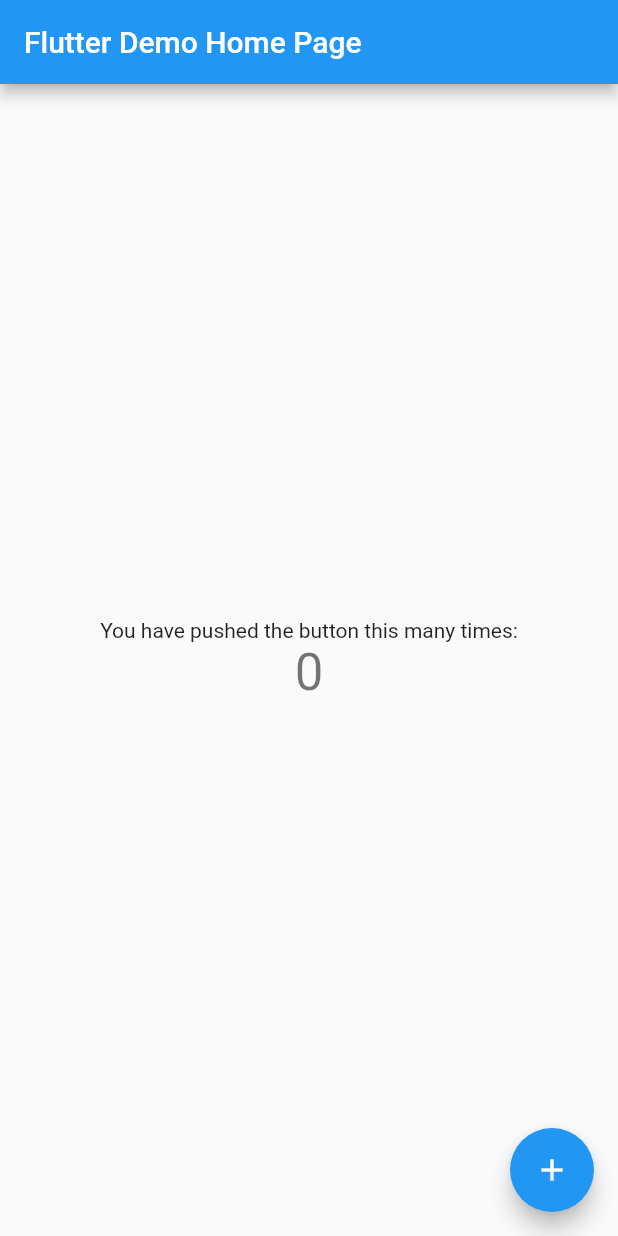
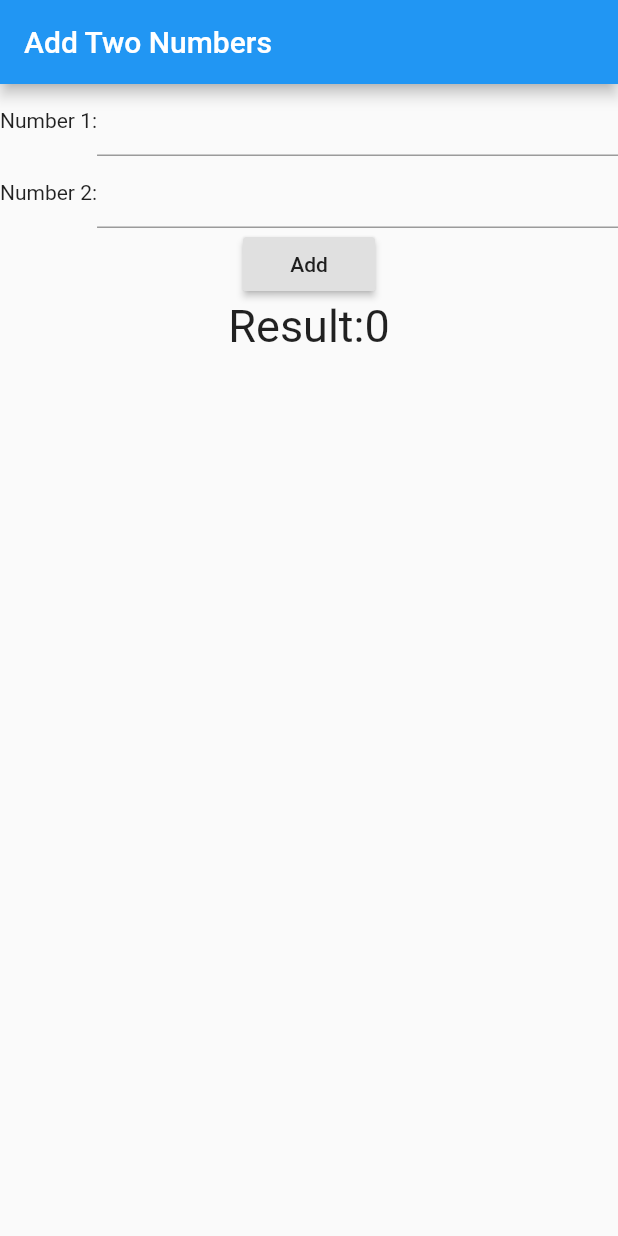
Before and after one commit to n0irx/tktpl-lab7-1706039704, a Flutter app: the screen it shows after launch, on a phone screen of 412 x 824 dp. Run offline on Flutter 3.47's test engine with Material 2 defaults, Android fonts, the phone set to English and light mode, and no system bars.

Commit message:
initialize addtiion app flutter

```diff
--- a/lib/main.dart
+++ b/lib/main.dart
@@ -1,117 +1,90 @@
 import 'package:flutter/material.dart';
 
-void main() {
-  runApp(MyApp());
-}
+void main() => runApp(MyApp());
 
 class MyApp extends StatelessWidget {
-  // This widget is the root of your application.
   @override
   Widget build(BuildContext context) {
+    final appTitle = 'Add Two Numbers';
+
     return MaterialApp(
-      title: 'Flutter Demo',
-      theme: ThemeData(
-        // This is the theme of your application.
-        //
-        // Try running your application with "flutter run". You'll see the
-        // application has a blue toolbar. Then, without quitting the app, try
-        // changing the primarySwatch below to Colors.green and then invoke
-        // "hot reload" (press "r" in the console where you ran "flutter run",
-        // or simply save your changes to "hot reload" in a Flutter IDE).
-        // Notice that the counter didn't reset back to zero; the application
-        // is not restarted.
-        primarySwatch: Colors.blue,
-        // This makes the visual density adapt to the platform that you run
-        // the app on. For desktop platforms, the controls will be smaller and
-        // closer together (more dense) than on mobile platforms.
-        visualDensity: VisualDensity.adaptivePlatformDensity,
+      title: appTitle,
+      home: Scaffold(
+        appBar: AppBar(
+          title: Text(appTitle),
+        ),
+        body: AddTwoNumbers(),
       ),
-      home: MyHomePage(title: 'Flutter Demo Home Page'),
     );
   }
 }
-
-class MyHomePage extends StatefulWidget {
-  MyHomePage({Key key, this.title}) : super(key: key);
-
-  // This widget is the home page of your application. It is stateful, meaning
-  // that it has a State object (defined below) that contains fields that affect
-  // how it looks.
-
-  // This class is the configuration for the state. It holds the values (in this
-  // case the title) provided by the parent (in this case the App widget) and
-  // used by the build method of the State. Fields in a Widget subclass are
-  // always marked "final".
-
-  final String title;
-
+class AddTwoNumbers extends StatefulWidget {
   @override
-  _MyHomePageState createState() => _MyHomePageState();
+  _AddTwoNumbersState createState() => _AddTwoNumbersState();
 }
 
-class _MyHomePageState extends State<MyHomePage> {
-  int _counter = 0;
-
-  void _incrementCounter() {
-    setState(() {
-      // This call to setState tells the Flutter framework that something has
-      // changed in this State, which causes it to rerun the build method below
-      // so that the display can reflect the updated values. If we changed
-      // _counter without calling setState(), then the build method would not be
-      // called again, and so nothing would appear to happen.
-      _counter++;
-    });
-  }
-
+class _AddTwoNumbersState extends State<AddTwoNumbers> {
+  TextEditingController num1controller = new TextEditingController();
+  TextEditingController num2controller = new TextEditingController();
+  String result = "0";
   @override
   Widget build(BuildContext context) {
-    // This method is rerun every time setState is called, for instance as done
-    // by the _incrementCounter method above.
-    //
-    // The Flutter framework has been optimized to make rerunning build methods
-    // fast, so that you can just rebuild anything that needs updating rather
-    // than having to individually change instances of widgets.
-    return Scaffold(
-      appBar: AppBar(
-        // Here we take the value from the MyHomePage object that was created by
-        // the App.build method, and use it to set our appbar title.
-        title: Text(widget.title),
+    return Container(
+      child: Column(
+        children: <Widget>[
+          Row(
+            children: <Widget>[
+              Text("Number 1:"),
+              new Flexible(
+                child: new TextField(
+                  keyboardType: TextInputType.number,
+                  controller: num1controller,
+                ),
+              ),
+            ],
+          ),
+          Row(
+            children: <Widget>[
+              Text("Number 2:"),
+              new Flexible(
+                child: new TextField(
+                  keyboardType: TextInputType.number,
+                  controller: num2controller,
+                ),
+              ),
+            ],
+          ),
+          Row(
+            mainAxisAlignment: MainAxisAlignment.center,
+            children: <Widget>[
+              RaisedButton(
+                child: Text("Add"),
+                onPressed : () {
+                  setState(() {
+                    int sum = int.parse(num1controller.text) + int.parse(num2controller.text);
+                    result = sum.toString();
+                  });
+                },
+              )
+            ],
+          ),
+          Row(
+            mainAxisAlignment: MainAxisAlignment.center,
+            children: <Widget>[
+              Text("Result:",
+                style: TextStyle(
+                  fontSize: 30,
+                ),
+              ),
+              Text(result,
+                style: TextStyle(
+                  fontSize: 30,
+                ),
+              ),
+            ],
+          ),
+        ],
       ),
-      body: Center(
-        // Center is a layout widget. It takes a single child and positions it
-        // in the middle of the parent.
-        child: Column(
-          // Column is also a layout widget. It takes a list of children and
-          // arranges them vertically. By default, it sizes itself to fit its
-          // children horizontally, and tries to be as tall as its parent.
-          //
-          // Invoke "debug painting" (press "p" in the console, choose the
-          // "Toggle Debug Paint" action from the Flutter Inspector in Android
-          // Studio, or the "Toggle Debug Paint" command in Visual Studio Code)
-          // to see the wireframe for each widget.
-          //
-          // Column has various properties to control how it sizes itself and
-          // how it positions its children. Here we use mainAxisAlignment to
-          // center the children vertically; the main axis here is the vertical
-          // axis because Columns are vertical (the cross axis would be
-          // horizontal).
-          mainAxisAlignment: MainAxisAlignment.center,
-          children: <Widget>[
-            Text(
-              'You have pushed the button this many times:',
-            ),
-            Text(
-              '$_counter',
-              style: Theme.of(context).textTheme.headline4,
-            ),
-          ],
-        ),
-      ),
-      floatingActionButton: FloatingActionButton(
-        onPressed: _incrementCounter,
-        tooltip: 'Increment',
-        child: Icon(Icons.add),
-      ), // This trailing comma makes auto-formatting nicer for build methods.
     );
   }
 }
```
